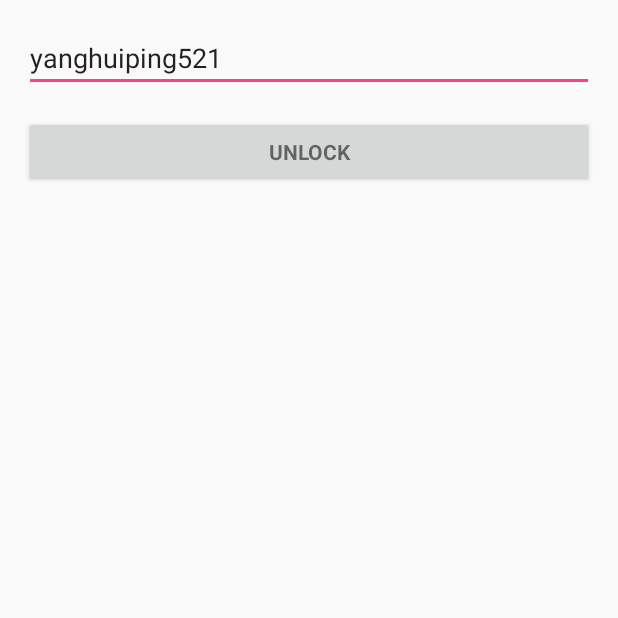
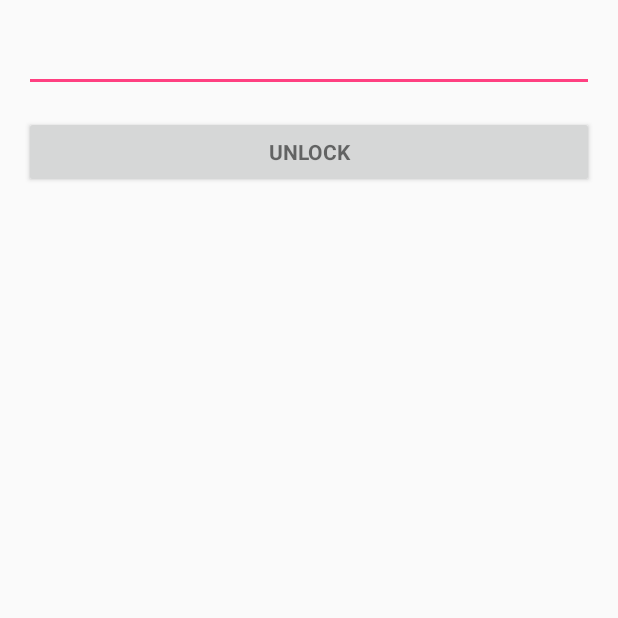
Before and after one commit to robert0609/onePass, an Android app: the screen it shows after launch (UnlockActivity), on a phone screen of 412 x 824 dp, the top half of it. Run offline under Robolectric (Android 15) with nearby library versions, the phone set to English and light mode, and no system bars.

Commit message:
删除测试数据

```diff
--- a/app/src/main/res/layout/activity_unlock.xml
+++ b/app/src/main/res/layout/activity_unlock.xml
@@ -18,8 +18,7 @@
         android:layout_height="wrap_content"
         android:inputType="text"
         android:maxLines="1"
-        android:singleLine="true"
-        android:text="yanghuiping521"/>
+        android:singleLine="true"/>
 
     <Button
         android:id="@+id/button_unlock"
```
